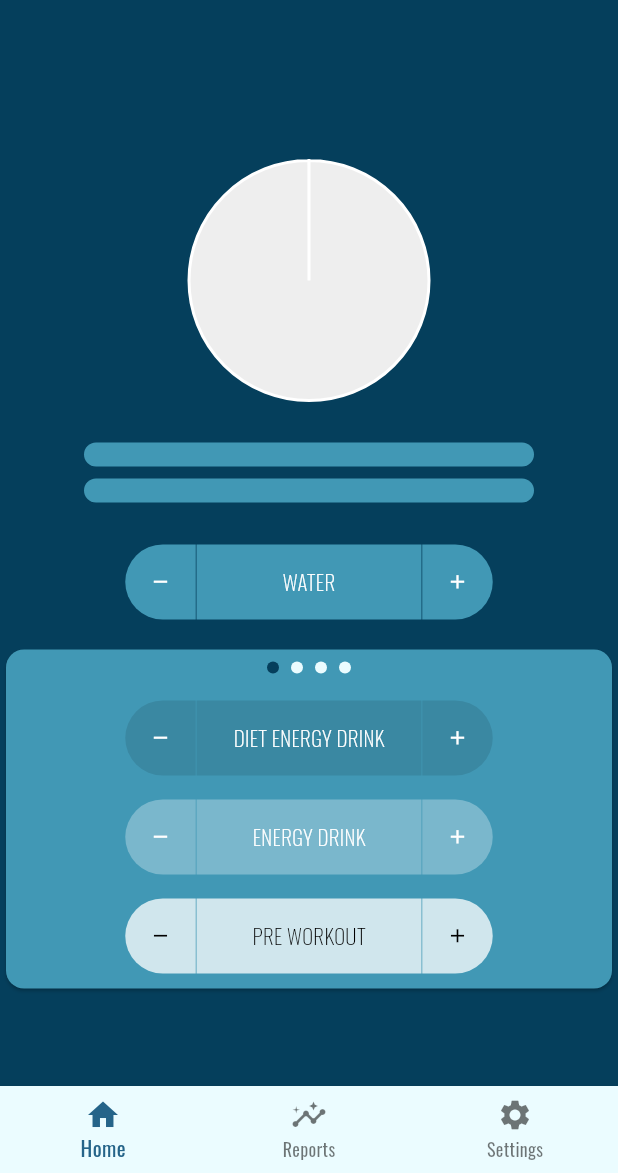
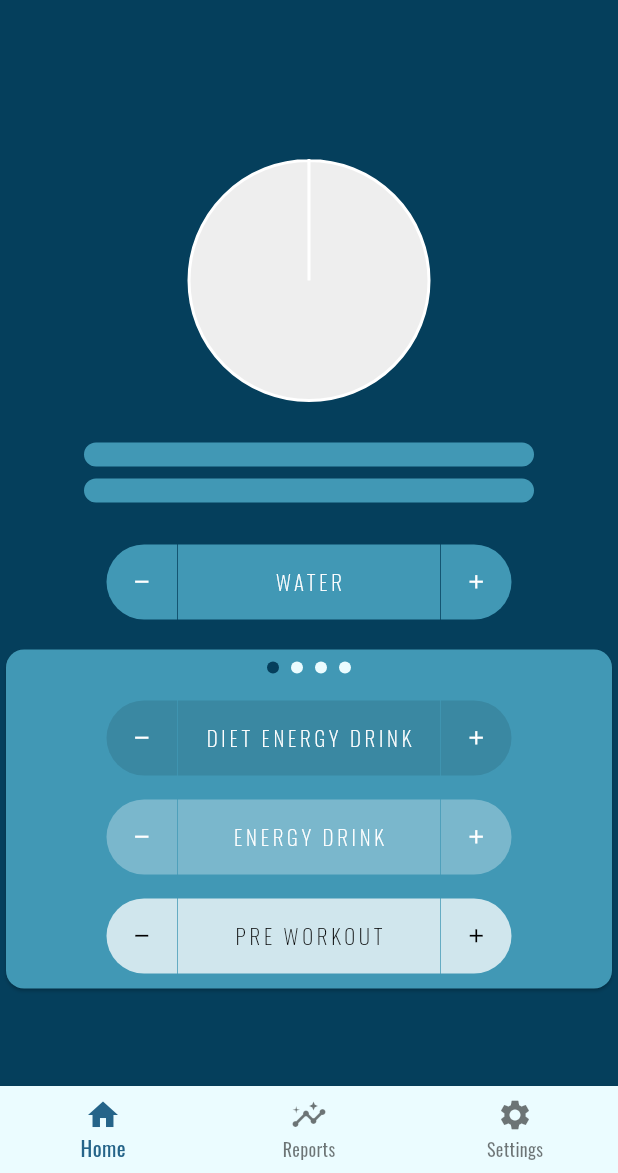
Before and after one commit to swsvindland/water_track, a Flutter app: the HomePageMobile screen opened directly, on a phone screen of 412 x 824 dp, the part 63-1236 px from its top. Run offline on Flutter 3.47's test engine with Material 2 defaults, Android fonts, the phone set to English and light mode, and no system bars; drawn by our look-alikes of carousel_slider, flutter_animation_progress_bar; our stand-ins replace charts_flutter, cloud_firestore, firebase_auth, firebase_core, firebase_messaging, google_fonts and 3 more; missing offline and left inert: firebase_app_check, os_detect; accounts and stored records are empty; generated files the repository leaves out were written again; network calls fail.

Commit message:
update drink font

```diff
--- a/lib/widgets/buttons/drink_button.dart
+++ b/lib/widgets/buttons/drink_button.dart
@@ -19,7 +19,7 @@ class DrinkButton extends StatelessWidget {
   @override
   Widget build(BuildContext context) {
     return SizedBox(
-      width: 250,
+      width: 275,
       child: Row(
         mainAxisAlignment: MainAxisAlignment.center,
         crossAxisAlignment: CrossAxisAlignment.center,
@@ -41,7 +41,7 @@ class DrinkButton extends StatelessWidget {
           MaterialButton(
             shape: RoundedRectangleBorder(
                 borderRadius: BorderRadius.circular(0.0)),
-            minWidth: 150.0,
+            minWidth: 175.0,
             height: 50,
             elevation: 0,
             color: color,
@@ -50,8 +50,8 @@ class DrinkButton extends StatelessWidget {
               title.toUpperCase(),
               style: TextStyle(
                 fontSize: 14.0,
-                letterSpacing: 0.25,
-                fontWeight: FontWeight.w200,
+                letterSpacing: 2.5,
+                fontWeight: FontWeight.w100,
                 color: textColor ?? Colors.white,
               ),
             ),
```
